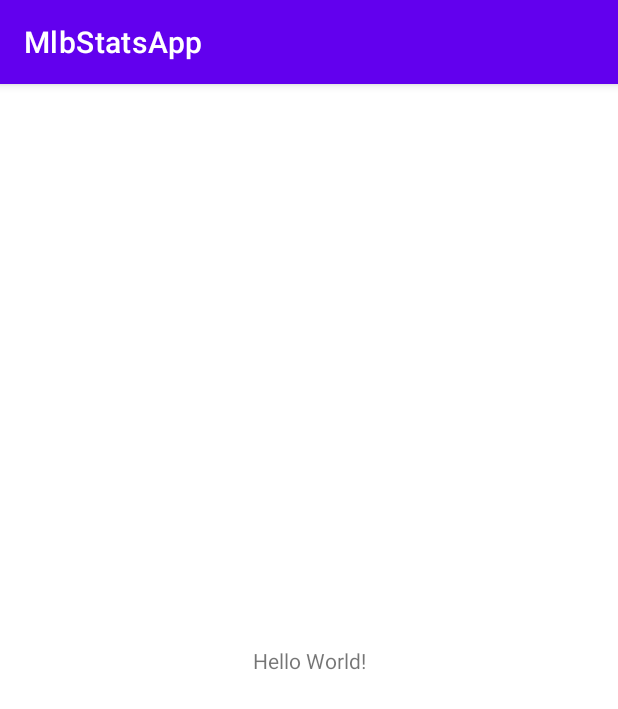
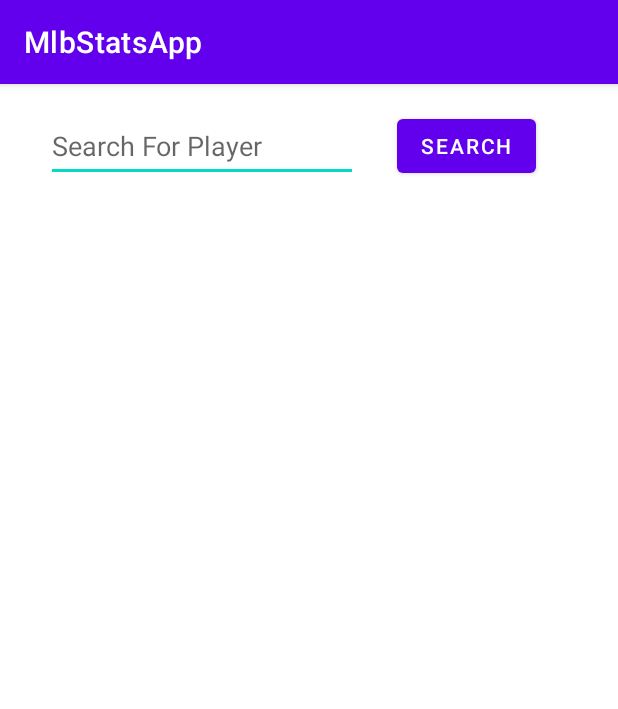
Before and after one commit to chrisgawbill/MLBStatsApp, an Android app: the screen it shows after launch (MainActivity), on a phone screen of 412 x 824 dp. Shown: the top 709 px of the screen. Run offline under Robolectric (Android 15) with nearby library versions, the phone set to English and light mode, and no system bars.

```diff
--- a/app/src/main/AndroidManifest.xml
+++ b/app/src/main/AndroidManifest.xml
@@ -2,8 +2,10 @@
 <manifest xmlns:android="http://schemas.android.com/apk/res/android"
     xmlns:tools="http://schemas.android.com/tools"
     package="com.example.mlbstatsapp">
+    <uses-permission android:name="android.permission.INTERNET"/>
 
     <application
+        android:usesCleartextTraffic="true"
         android:allowBackup="true"
         android:dataExtractionRules="@xml/data_extraction_rules"
         android:fullBackupContent="@xml/backup_rules"
--- /dev/null
+++ b/app/src/main/java/com/example/mlbstatsapp/ApiModel.kt
@@ -0,0 +1,5 @@
+package com.example.mlbstatsapp
+
+data class ApiModel(
+    val search_player_all:SearchPlayerAll
+)
--- /dev/null
+++ b/app/src/main/java/com/example/mlbstatsapp/HomeFragment.kt
@@ -0,0 +1,74 @@
+package com.example.mlbstatsapp
+
+import android.os.Bundle
+import androidx.fragment.app.Fragment
+import android.view.LayoutInflater
+import android.view.View
+import android.view.ViewGroup
+import android.widget.Button
+import android.widget.EditText
+
+// TODO: Rename parameter arguments, choose names that match
+// the fragment initialization parameters, e.g. ARG_ITEM_NUMBER
+private const val ARG_PARAM1 = "param1"
+private const val ARG_PARAM2 = "param2"
+
+/**
+ * A simple [Fragment] subclass.
+ * Use the [HomeFragment.newInstance] factory method to
+ * create an instance of this fragment.
+ */
+class HomeFragment : Fragment() {
+    // TODO: Rename and change types of parameters
+    private var param1: String? = null
+    private var param2: String? = null
+    lateinit var playerSearchBtn:Button
+    lateinit var playerSearchText:EditText
+
+    override fun onCreate(savedInstanceState: Bundle?) {
+        super.onCreate(savedInstanceState)
+        arguments?.let {
+            param1 = it.getString(ARG_PARAM1)
+            param2 = it.getString(ARG_PARAM2)
+        }
+    }
+
+    override fun onCreateView(
+        inflater: LayoutInflater, container: ViewGroup?,
+        savedInstanceState: Bundle?
+    ): View? {
+        // Inflate the layout for this fragment
+        var view:View  = inflater.inflate(R.layout.fragment_home, container, false)
+        playerSearchBtn = view.findViewById(R.id.searchPlayerButton)
+        playerSearchText = view.findViewById(R.id.searchPlayerText)
+        playerSearchBtn.setOnClickListener(View.OnClickListener {
+            var playerSearchClickParam = playerSearchText.text.toString()
+            playerSearchClick(playerSearchClickParam)
+        })
+        return view
+    }
+
+    companion object {
+        /**
+         * Use this factory method to create a new instance of
+         * this fragment using the provided parameters.
+         *
+         * @param param1 Parameter 1.
+         * @param param2 Parameter 2.
+         * @return A new instance of fragment HomeFragment.
+         */
+        // TODO: Rename and change types and number of parameters
+        @JvmStatic
+        fun newInstance(param1: String, param2: String) =
+            HomeFragment().apply {
+                arguments = Bundle().apply {
+                    putString(ARG_PARAM1, param1)
+                    putString(ARG_PARAM2, param2)
+                }
+            }
+    }
+    fun playerSearchClick(playerSearchParam:String){
+        var homeView:HomeViewModel = HomeViewModel()
+        homeView.getPlayerSearchList(playerSearchParam)
+    }
+}
--- a/app/src/main/java/com/example/mlbstatsapp/MainActivity.kt
+++ b/app/src/main/java/com/example/mlbstatsapp/MainActivity.kt
@@ -7,5 +7,7 @@ class MainActivity : AppCompatActivity() {
     override fun onCreate(savedInstanceState: Bundle?) {
         super.onCreate(savedInstanceState)
         setContentView(R.layout.activity_main)
+
+
     }
 }
--- /dev/null
+++ b/app/src/main/java/com/example/mlbstatsapp/SearchPlayerAll.kt
@@ -0,0 +1,6 @@
+package com.example.mlbstatsapp
+
+data class SearchPlayerAll(
+    val copyRight:String,
+    val queryResults:PlayerList
+)
--- a/app/src/main/res/layout/activity_main.xml
+++ b/app/src/main/res/layout/activity_main.xml
@@ -6,13 +6,19 @@
     android:layout_height="match_parent"
     tools:context=".MainActivity">
 
-    <TextView
-        android:layout_width="wrap_content"
-        android:layout_height="wrap_content"
-        android:text="Hello World!"
+    <androidx.fragment.app.FragmentContainerView
+        android:id="@+id/fragmentContainerView"
+        android:name="androidx.navigation.fragment.NavHostFragment"
+        android:layout_width="0dp"
+        android:layout_height="0dp"
+        android:layout_marginStart="1dp"
+        android:layout_marginTop="1dp"
+        android:layout_marginEnd="1dp"
+        android:layout_marginBottom="1dp"
+        app:defaultNavHost="true"
         app:layout_constraintBottom_toBottomOf="parent"
         app:layout_constraintEnd_toEndOf="parent"
         app:layout_constraintStart_toStartOf="parent"
-        app:layout_constraintTop_toTopOf="parent" />
-
+        app:layout_constraintTop_toTopOf="parent"
+        app:navGraph="@navigation/nav_graph" />
 </androidx.constraintlayout.widget.ConstraintLayout>
--- /dev/null
+++ b/app/src/main/res/layout/fragment_home.xml
@@ -0,0 +1,35 @@
+<?xml version="1.0" encoding="utf-8"?>
+<androidx.constraintlayout.widget.ConstraintLayout xmlns:android="http://schemas.android.com/apk/res/android"
+    xmlns:app="http://schemas.android.com/apk/res-auto"
+    xmlns:tools="http://schemas.android.com/tools"
+    android:layout_width="match_parent"
+    android:layout_height="match_parent"
+    tools:context=".HomeFragment">
+
+
+    <EditText
+        android:id="@+id/searchPlayerText"
+        android:layout_width="0dp"
+        android:layout_height="0dp"
+        android:layout_marginStart="29dp"
+        android:layout_marginEnd="26dp"
+        android:ems="10"
+        android:hint="@string/search_for_player"
+        android:inputType="textPersonName"
+        app:layout_constraintBottom_toBottomOf="@+id/searchPlayerButton"
+        app:layout_constraintEnd_toStartOf="@+id/searchPlayerButton"
+        app:layout_constraintStart_toStartOf="parent"
+        app:layout_constraintTop_toTopOf="@+id/searchPlayerButton" />
+
+    <Button
+        android:id="@+id/searchPlayerButton"
+        android:layout_width="wrap_content"
+        android:layout_height="wrap_content"
+        android:layout_marginTop="16dp"
+        android:layout_marginEnd="53dp"
+        android:text="@string/search"
+        app:layout_constraintEnd_toEndOf="parent"
+        app:layout_constraintStart_toEndOf="@+id/searchPlayerText"
+        app:layout_constraintTop_toTopOf="parent" />
+
+</androidx.constraintlayout.widget.ConstraintLayout>
--- /dev/null
+++ b/app/src/main/res/navigation/nav_graph.xml
@@ -0,0 +1,22 @@
+<?xml version="1.0" encoding="utf-8"?>
+<navigation xmlns:android="http://schemas.android.com/apk/res/android"
+    xmlns:app="http://schemas.android.com/apk/res-auto"
+    xmlns:tools="http://schemas.android.com/tools"
+    android:id="@+id/nav_graph"
+    app:startDestination="@id/homeFragment">
+
+    <fragment
+        android:id="@+id/homeFragment"
+        android:name="com.example.mlbstatsapp.HomeFragment"
+        android:label="fragment_home"
+        tools:layout="@layout/fragment_home" >
+        <action
+            android:id="@+id/action_homeFragment_to_playerSearchListFragment"
+            app:destination="@id/playerSearchListFragment" />
+    </fragment>
+    <fragment
+        android:id="@+id/playerSearchListFragment"
+        android:name="com.example.mlbstatsapp.PlayerSearchListFragment"
+        android:label="fragment_player_search_list"
+        tools:layout="@layout/fragment_player_search_list" />
+</navigation>
--- a/app/src/main/res/values/strings.xml
+++ b/app/src/main/res/values/strings.xml
@@ -1,3 +1,7 @@
 <resources>
     <string name="app_name">MlbStatsApp</string>
+    <string name="search_for_player">Search For Player</string>
+    <string name="search">Search</string>
+    <!-- TODO: Remove or change this placeholder text -->
+    <string name="hello_blank_fragment">Hello blank fragment</string>
 </resources>
```
Also changed, not shown: app/build.gradle (+12 -0 lines), app/src/main/java/com/example/mlbstatsapp/HomeViewModel.kt (added, +35 -0 lines), app/src/main/java/com/example/mlbstatsapp/MlbApi.kt (added, +10 -0 lines), app/src/main/java/com/example/mlbstatsapp/Player.kt (added, +33 -0 lines), app/src/main/java/com/example/mlbstatsapp/PlayerList.kt (added, +7 -0 lines), app/src/main/java/com/example/mlbstatsapp/PlayerSearchListFragment.kt (added, +59 -0 lines), app/src/main/java/com/example/mlbstatsapp/RetrofitHelper.kt (added, +15 -0 lines), app/src/main/res/layout/fragment_player_search_list.xml (added, +14 -0 lines).
